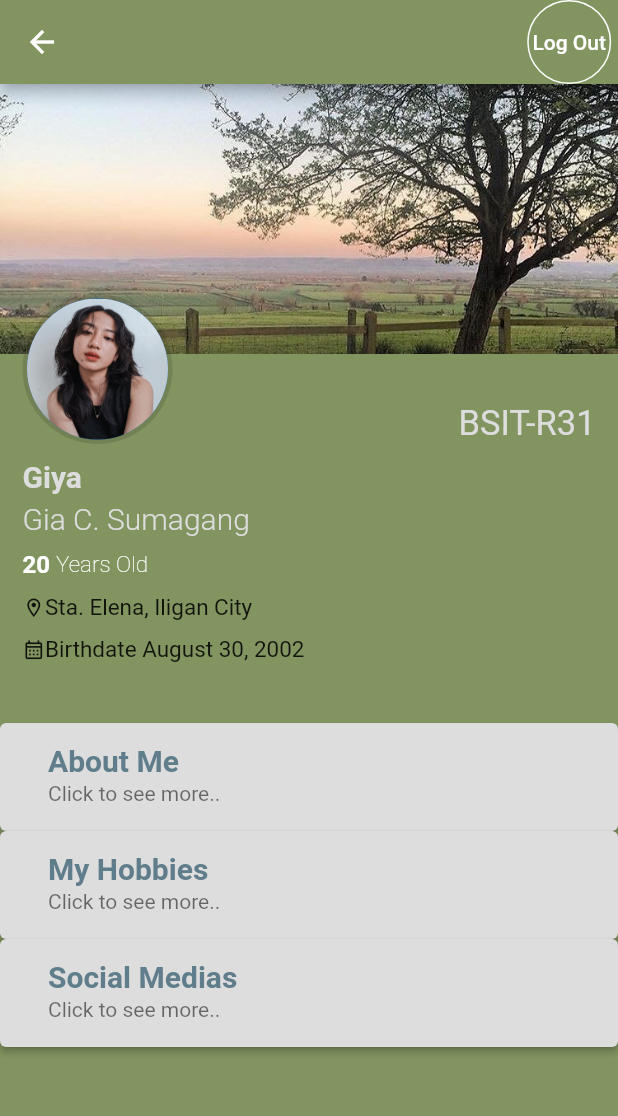
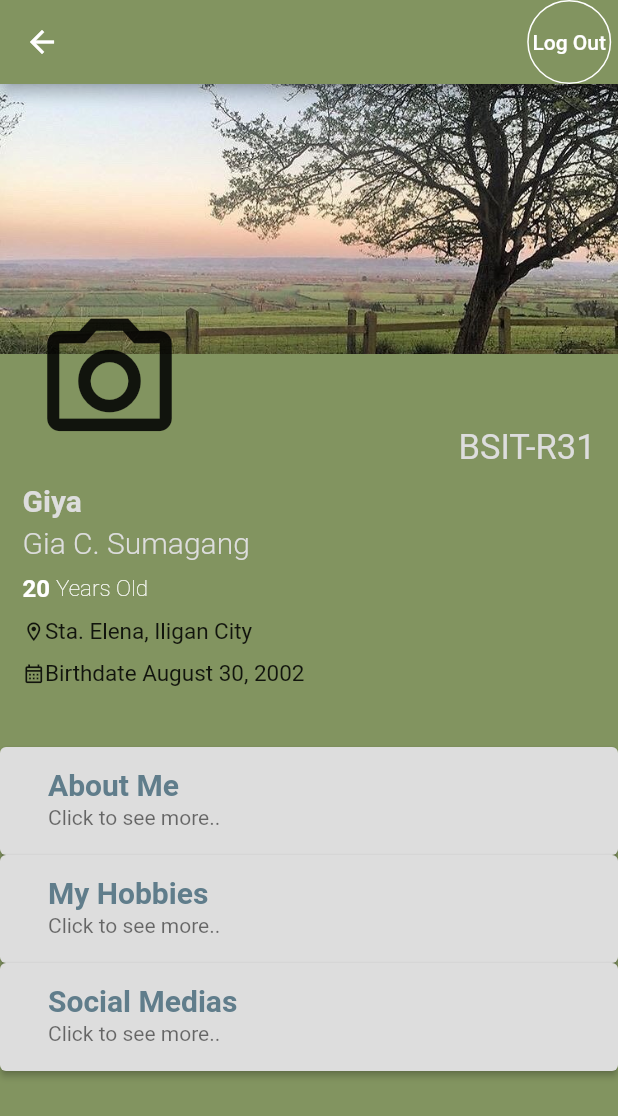
Before and after one commit to GiaSumagang/Simple-Application, a Flutter app: the ProfilePage screen opened directly, on a phone screen of 412 x 824 dp. Shown: the top 1116 px of the screen. Run offline on Flutter 3.47's test engine with Material 2 defaults, Android fonts, the phone set to English and light mode, and no system bars; our stand-ins replace firebase_auth, firebase_core, firebase_storage, image_picker; accounts and stored records are empty.

Commit message:
Log In Firebase

```diff
--- a/lib/main.dart
+++ b/lib/main.dart
@@ -1,5 +1,5 @@
 import 'package:flutter/material.dart';
-import 'package:profile/screens/main_page.dart';
+import 'package:profile/auth/main_page.dart';
 import 'package:firebase_core/firebase_core.dart';
 
 void main() async {
--- a/lib/profilepage.dart
+++ b/lib/profilepage.dart
@@ -1,4 +1,6 @@
 import 'package:firebase_auth/firebase_auth.dart';
+import 'package:firebase_storage/firebase_storage.dart';
+import 'package:image_picker/image_picker.dart';
 import 'package:profile/constants.dart';
 import 'package:profile/detail.dart';
 import 'package:profile/about.dart';
@@ -16,7 +18,7 @@ class ProfilePage extends StatefulWidget {
 class _ProfilePageState extends State<ProfilePage> {
   int _selectedIndex = 0; // keep track of the selected tab
 
-  static  List<Widget> _widgetOptions = <Widget>[    Text('Profile Page'),    Text('Favorites'),    Text('Settings'),  ];
+  static  List<Widget> _widgetOptions = <Widget>[    const Text('Profile Page'),    const Text('Favorites'),    const Text('Settings'),  ];
 
   void _onItemTapped(int index) {
     setState(() {
@@ -38,12 +40,12 @@ class _ProfilePageState extends State<ProfilePage> {
             onPressed: () {
               FirebaseAuth.instance.signOut();
             },
-            child: Text("Log Out", style: TextStyle(color: Colors.white)),
             style: ButtonStyle(
               shape: MaterialStateProperty.all<CircleBorder>(
-                CircleBorder(side: BorderSide(color: Colors.white)),
+                const CircleBorder(side: BorderSide(color: Colors.white)),
               ),
             ),
+            child: const Text("Log Out", style: TextStyle(color: Colors.white)),
           ),
         ],
       ),
@@ -71,18 +73,19 @@ Widget profile(){
     transform: Matrix4.translationValues(0.0, -40.0, 0.0),
     padding: const EdgeInsets.symmetric(horizontal: 15, vertical: -0),
     child: Column(
-      crossAxisAlignment: CrossAxisAlignment.start, children: [
+        crossAxisAlignment: CrossAxisAlignment.start, children: [
       Row(
         mainAxisAlignment: MainAxisAlignment.spaceBetween,
         crossAxisAlignment: CrossAxisAlignment.end,
         children: [
-          const CircleAvatar(
-              backgroundColor: Colors.black12,
-              radius: 50,
-              child: CircleAvatar(
-                radius: 47,
-                backgroundImage: AssetImage('assets/images/gia.jpg'),
-              )),
+          IconButton(
+            iconSize: 100,
+            icon: const Icon(Icons.camera_alt_outlined),
+            onPressed: () {
+              ImagePicker imagePicker=ImagePicker();
+              imagePicker.pickImage(source: ImageSource.camera);
+            },
+          ),
           Text(
             "BSIT-R31",
             style: TextStyle(
--- a/pubspec.yaml
+++ b/pubspec.yaml
@@ -40,6 +40,8 @@ dependencies:
   google_fonts:
   firebase_auth: ^4.3.0
   firebase_core: ^2.8.0
+  firebase_storage: ^11.0.16
+  image_picker: ^0.8.7
 
 
 dev_dependencies:
```
Also changed, not shown: pubspec.lock, 1 other file.
